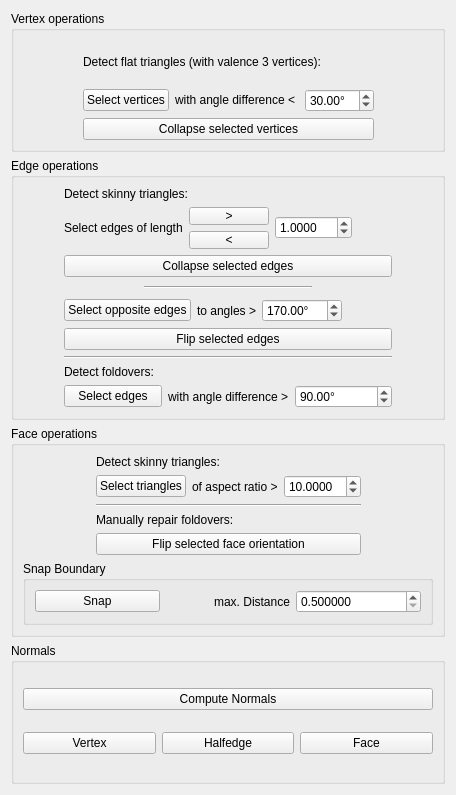
Old version of the form Plugin-MeshRepair/MeshRepairControls.ui in the repository ShenRen/OpenFlipper.
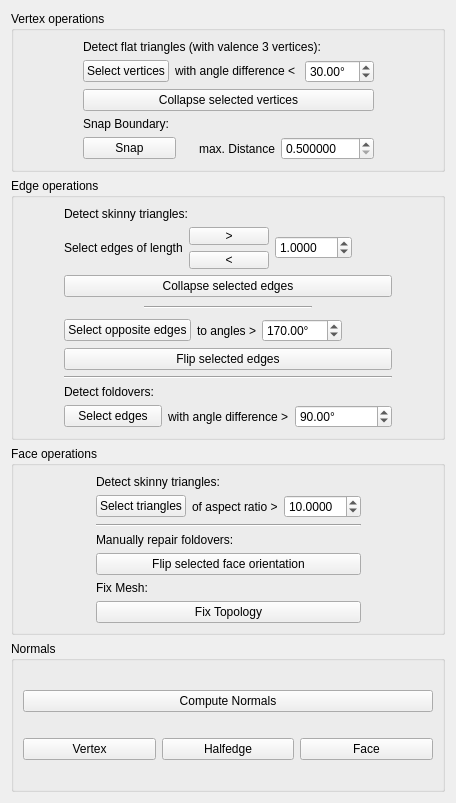
New version of the form.

Commit message: add fix-topology function move some gui elements

Diff of the .ui file:
```diff
--- a/Plugin-MeshRepair/MeshRepairControls.ui
+++ b/Plugin-MeshRepair/MeshRepairControls.ui
@@ -7,7 +7,7 @@
     <x>0</x>
     <y>0</y>
     <width>456</width>
-    <height>795</height>
+    <height>803</height>
    </rect>
   </property>
   <property name="windowTitle">
@@ -103,6 +103,53 @@
             </item>
            </layout>
           </item>
+          <item>
+           <widget class="QLabel" name="label_11">
+            <property name="text">
+             <string>Snap Boundary:</string>
+            </property>
+           </widget>
+          </item>
+          <item>
+           <layout class="QHBoxLayout" name="horizontalLayout_13">
+            <item>
+             <widget class="QPushButton" name="snapBoundaryButton">
+              <property name="toolTip">
+               <string>Snaps selected boundary vertices together.</string>
+              </property>
+              <property name="text">
+               <string>Snap</string>
+              </property>
+             </widget>
+            </item>
+            <item>
+             <widget class="QLabel" name="label_10">
+              <property name="text">
+               <string>max. Distance</string>
+              </property>
+              <property name="alignment">
+               <set>Qt::AlignRight|Qt::AlignTrailing|Qt::AlignVCenter</set>
+              </property>
+             </widget>
+            </item>
+            <item>
+             <widget class="QDoubleSpinBox" name="snapBoundarySpinBox">
+              <property name="decimals">
+               <number>6</number>
+              </property>
+              <property name="minimum">
+               <double>0.500000000000000</double>
+              </property>
+              <property name="singleStep">
+               <double>0.100000000000000</double>
+              </property>
+              <property name="value">
+               <double>0.500000000000000</double>
+              </property>
+             </widget>
+            </item>
+           </layout>
+          </item>
          </layout>
         </item>
         <item>
@@ -575,6 +622,20 @@
             </property>
            </widget>
           </item>
+          <item>
+           <widget class="QLabel" name="label_13">
+            <property name="text">
+             <string>Fix Mesh:</string>
+            </property>
+           </widget>
+          </item>
+          <item>
+           <widget class="QPushButton" name="fixMeshButton">
+            <property name="text">
+             <string>Fix Topology</string>
+            </property>
+           </widget>
+          </item>
          </layout>
         </item>
         <item>
@@ -592,55 +653,6 @@
         </item>
        </layout>
       </item>
-      <item>
-       <widget class="QGroupBox" name="groupBox_5">
-        <property name="title">
-         <string>Snap Boundary</string>
-        </property>
-        <layout class="QGridLayout" name="gridLayout">
-         <item row="1" column="1">
-          <layout class="QHBoxLayout" name="horizontalLayout_13">
-           <item>
-            <widget class="QPushButton" name="snapBoundaryButton">
-             <property name="toolTip">
-              <string>Snaps selected boundary vertices together.</string>
-             </property>
-             <property name="text">
-              <string>Snap</string>
-             </property>
-            </widget>
-           </item>
-           <item>
-            <widget class="QLabel" name="label_10">
-             <property name="text">
-              <string>max. Distance</string>
-             </property>
-             <property name="alignment">
-              <set>Qt::AlignRight|Qt::AlignTrailing|Qt::AlignVCenter</set>
-             </property>
-            </widget>
-           </item>
-           <item>
-            <widget class="QDoubleSpinBox" name="snapBoundarySpinBox">
-             <property name="decimals">
-              <number>6</number>
-             </property>
-             <property name="minimum">
-              <double>0.500000000000000</double>
-             </property>
-             <property name="singleStep">
-              <double>0.100000000000000</double>
-             </property>
-             <property name="value">
-              <double>0.500000000000000</double>
-             </property>
-            </widget>
-           </item>
-          </layout>
-         </item>
-        </layout>
-       </widget>
-      </item>
      </layout>
     </widget>
    </item>
```
The commit also changes 3 other files.
